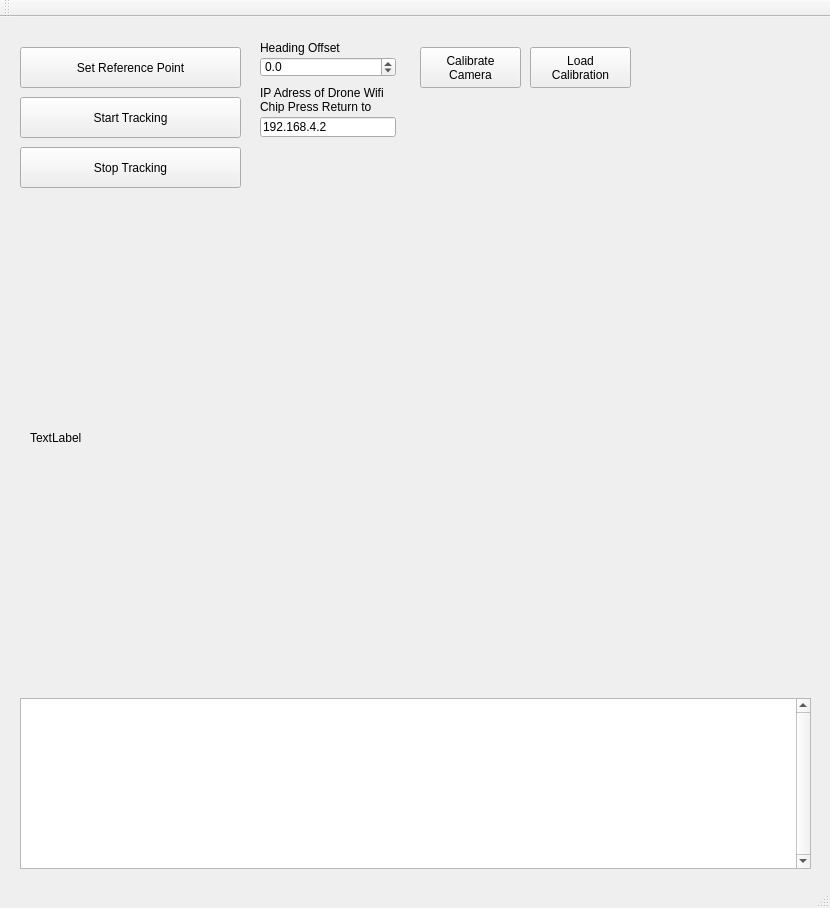
Old version of the form 4000_Visualization/4100_Benchmark_Visualization/Camera_Tracking/RigidTrack/RigidTrack/RigidTrack.ui in the repository LordTofu/RigidTrack.
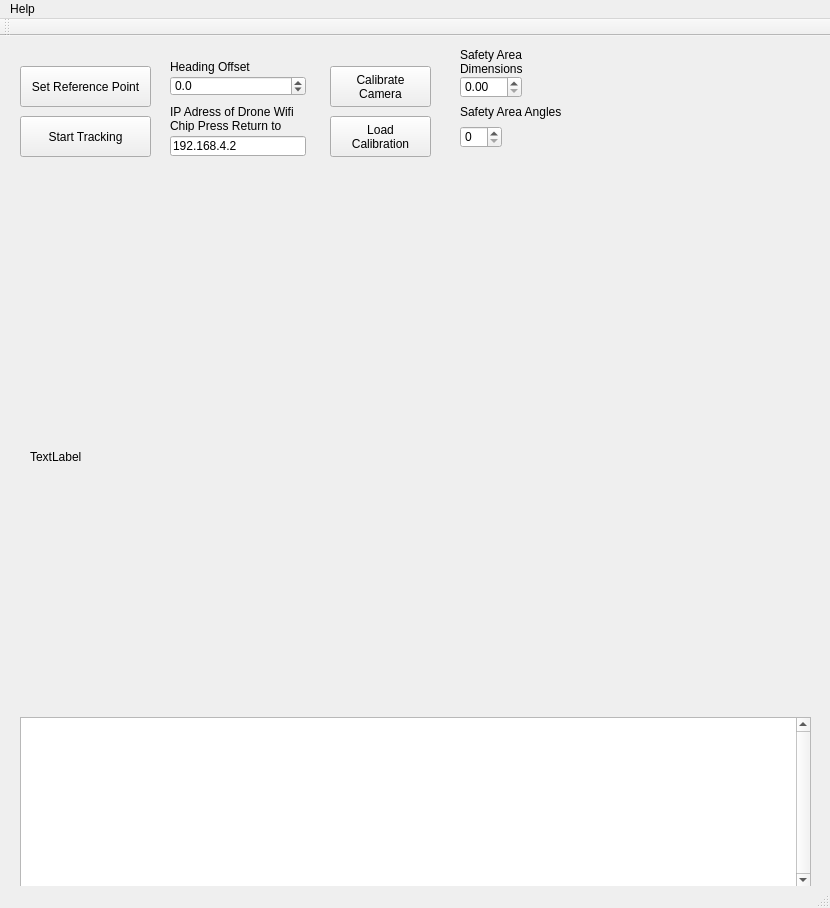
New version of the form.

Commit message: # added gui fields for the safety area

```diff
--- a/4000_Visualization/4100_Benchmark_Visualization/Camera_Tracking/RigidTrack/RigidTrack/RigidTrack.ui
+++ b/4000_Visualization/4100_Benchmark_Visualization/Camera_Tracking/RigidTrack/RigidTrack/RigidTrack.ui
@@ -19,7 +19,7 @@
      <rect>
       <x>20</x>
       <y>80</y>
-      <width>221</width>
+      <width>131</width>
       <height>41</height>
      </rect>
     </property>
@@ -48,7 +48,7 @@
      <rect>
       <x>20</x>
       <y>30</y>
-      <width>221</width>
+      <width>131</width>
       <height>41</height>
      </rect>
     </property>
@@ -59,7 +59,7 @@
    <widget class="QPushButton" name="btnCalibrate">
     <property name="geometry">
      <rect>
-      <x>420</x>
+      <x>330</x>
       <y>30</y>
       <width>101</width>
       <height>41</height>
@@ -73,8 +73,8 @@
    <widget class="QPushButton" name="btnLoadCalib">
     <property name="geometry">
      <rect>
-      <x>530</x>
-      <y>30</y>
+      <x>330</x>
+      <y>80</y>
       <width>101</width>
       <height>41</height>
      </rect>
@@ -100,7 +100,7 @@
    <widget class="QDoubleSpinBox" name="sbHeadingOffset">
     <property name="geometry">
      <rect>
-      <x>260</x>
+      <x>170</x>
       <y>40</y>
       <width>136</width>
       <height>20</height>
@@ -119,7 +119,7 @@
    <widget class="QLabel" name="label">
     <property name="geometry">
      <rect>
-      <x>260</x>
+      <x>170</x>
       <y>20</y>
       <width>136</width>
       <height>21</height>
@@ -132,7 +132,7 @@
    <widget class="QLineEdit" name="leIPDrone">
     <property name="geometry">
      <rect>
-      <x>260</x>
+      <x>170</x>
       <y>100</y>
       <width>136</width>
       <height>20</height>
@@ -145,7 +145,7 @@
    <widget class="QLabel" name="label_2">
     <property name="geometry">
      <rect>
-      <x>260</x>
+      <x>170</x>
       <y>70</y>
       <width>141</width>
       <height>26</height>
@@ -158,20 +158,56 @@
      <bool>true</bool>
     </property>
    </widget>
-   <widget class="QPushButton" name="btnStopCamera">
+   <widget class="QLabel" name="lbSafetyArea">
     <property name="geometry">
      <rect>
-      <x>20</x>
-      <y>130</y>
-      <width>221</width>
-      <height>41</height>
+      <x>460</x>
+      <y>10</y>
+      <width>111</width>
+      <height>31</height>
      </rect>
     </property>
-    <property name="focusPolicy">
-     <enum>Qt::ClickFocus</enum>
+    <property name="text">
+     <string>Safety Area Dimensions </string>
     </property>
+    <property name="wordWrap">
+     <bool>true</bool>
+    </property>
+   </widget>
+   <widget class="QSpinBox" name="spinBox_2">
+    <property name="geometry">
+     <rect>
+      <x>460</x>
+      <y>90</y>
+      <width>42</width>
+      <height>22</height>
+     </rect>
+    </property>
+   </widget>
+   <widget class="QDoubleSpinBox" name="doubleSpinBox">
+    <property name="geometry">
+     <rect>
+      <x>460</x>
+      <y>40</y>
+      <width>62</width>
+      <height>22</height>
+     </rect>
+    </property>
+   </widget>
+   <widget class="QLabel" name="lbSafetyArea_2">
+    <property name="geometry">
+     <rect>
+      <x>460</x>
+      <y>60</y>
+      <width>111</width>
+      <height>31</height>
+     </rect>
+    </property>
     <property name="text">
-     <string>Stop Tracking</string>
+     <string>Safety Area Angles</string>
+    </property>
+    <property name="wordWrap">
+     <bool>true</bool>
     </property>
    </widget>
   </widget>
@@ -184,6 +220,13 @@
      <height>21</height>
     </rect>
    </property>
+   <widget class="QMenu" name="menuHelp">
+    <property name="title">
+     <string>Help</string>
+    </property>
+    <addaction name="actionShow_Help"/>
+   </widget>
+   <addaction name="menuHelp"/>
   </widget>
   <widget class="QToolBar" name="mainToolBar">
    <attribute name="toolBarArea">
```
Left out of the diff: 5 changed lines with no effect on the pictures. The commit also changes 28 other files.
